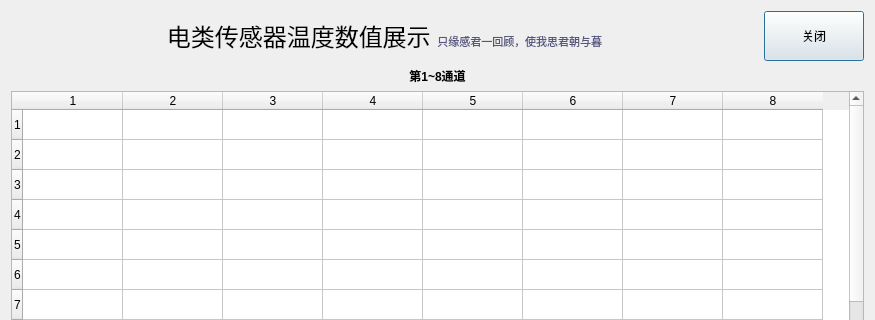
Qt form ds18seeallui.ui (AegonTangeryen/CPSforYou) before a commit; both pictures show x 0 to 875 and y 0 to 320 of the 875 by 638 pixel window.
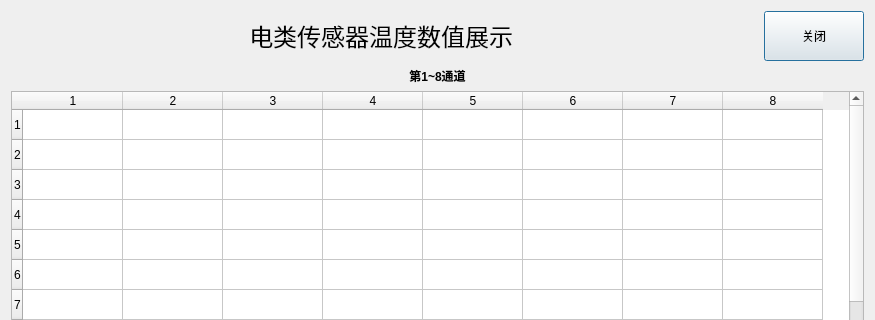
The same form after that commit.

Diff of the .ui file:
```diff
--- a/ds18seeallui.ui
+++ b/ds18seeallui.ui
@@ -28,7 +28,7 @@
         </size>
        </property>
        <property name="text">
-        <string>&lt;html&gt;&lt;head/&gt;&lt;body&gt;&lt;p align=&quot;center&quot;&gt;&lt;span style=&quot; font-size:18pt;&quot;&gt;电类传感器温度数值展示 &lt;/span&gt;&lt;span style=&quot; font-size:8pt; color:#55557f;&quot;&gt;只缘感君一回顾，使我思君朝与暮&lt;/span&gt;&lt;/p&gt;&lt;/body&gt;&lt;/html&gt;</string>
+        <string>&lt;html&gt;&lt;head/&gt;&lt;body&gt;&lt;p align=&quot;center&quot;&gt;&lt;span style=&quot; font-size:18pt;&quot;&gt;电类传感器温度数值展示 &lt;/span&gt;&lt;/p&gt;&lt;/body&gt;&lt;/html&gt;</string>
        </property>
       </widget>
      </item>
```
